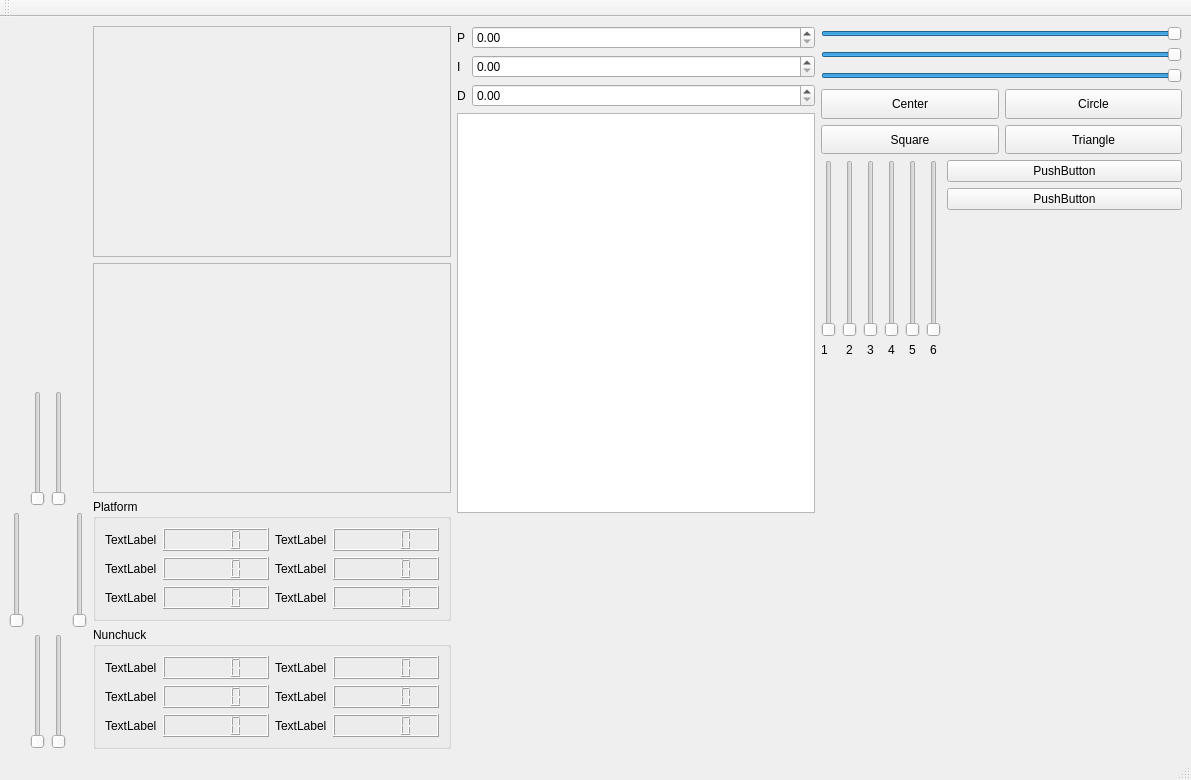
First picture: the form in spcc_main.ui, repository adessein/stewartplartformcontrolcenter, before the edit.
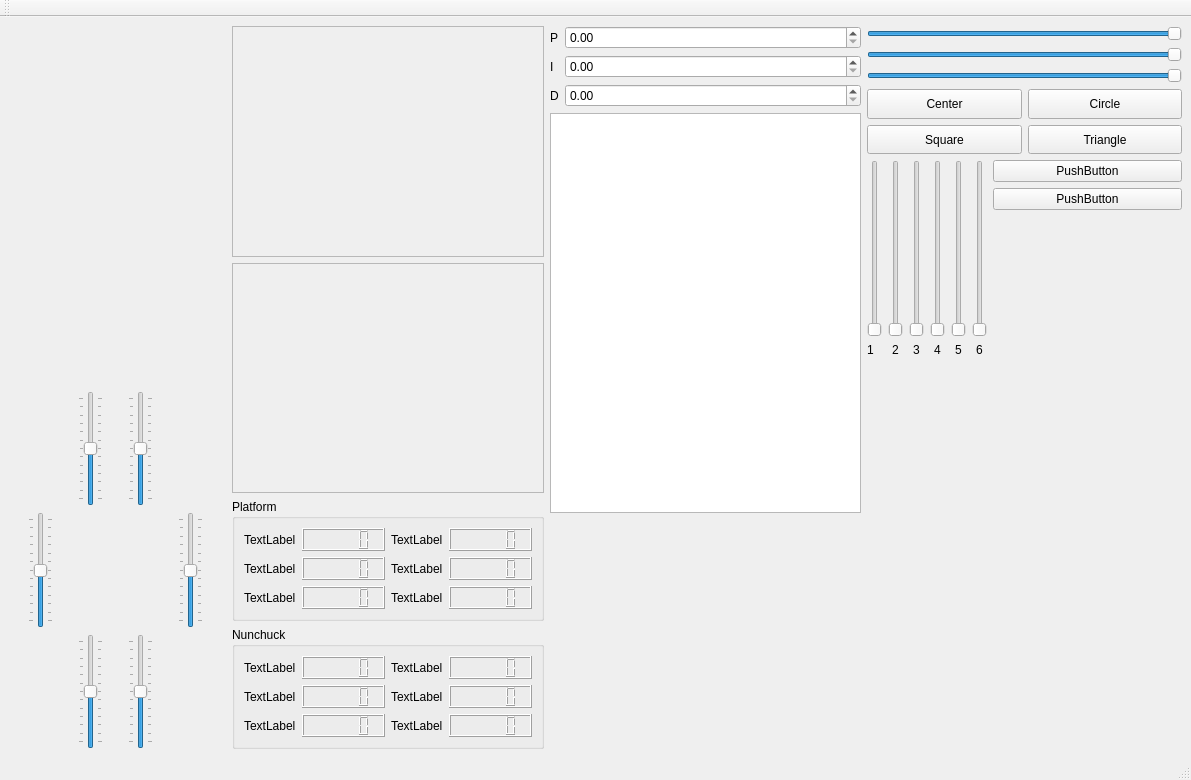
Second picture: the form after the edit.

Commit message: Added spcc.py I have decided to code the gui in python in order to be more flexible and be able to use qwt.

```diff
--- a/spcc_main.ui
+++ b/spcc_main.ui
@@ -34,16 +34,29 @@
         <item>
          <layout class="QGridLayout" name="gridLayout">
           <item row="1" column="0">
-           <widget class="QWidget" name="widget_2" native="true"/>
+           <widget class="QFrame" name="frame_2"/>
           </item>
           <item row="1" column="1">
-           <widget class="QWidget" name="widget" native="true"/>
-          </item>
-          <item row="0" column="0">
-           <widget class="QWidget" name="widget_3" native="true"/>
+           <widget class="QFrame" name="frame"/>
           </item>
           <item row="0" column="1">
-           <widget class="QWidget" name="widget_4" native="true"/>
+           <widget class="QFrame" name="frame_4"/>
+          </item>
+          <item row="0" column="0">
+           <widget class="QFrame" name="frame_3">
+            <property name="minimumSize">
+             <size>
+              <width>211</width>
+              <height>170</height>
+             </size>
+            </property>
+            <property name="baseSize">
+             <size>
+              <width>211</width>
+              <height>170</height>
+             </size>
+            </property>
+           </widget>
           </item>
          </layout>
         </item>
@@ -51,44 +64,146 @@
          <layout class="QGridLayout" name="gridLayout_2">
           <item row="2" column="2">
            <widget class="QSlider" name="verticalSlider_11">
+            <property name="minimum">
+             <number>-90</number>
+            </property>
+            <property name="maximum">
+             <number>90</number>
+            </property>
+            <property name="pageStep">
+             <number>1</number>
+            </property>
+            <property name="tracking">
+             <bool>true</bool>
+            </property>
             <property name="orientation">
              <enum>Qt::Vertical</enum>
             </property>
+            <property name="invertedAppearance">
+             <bool>false</bool>
+            </property>
+            <property name="invertedControls">
+             <bool>false</bool>
+            </property>
+            <property name="tickPosition">
+             <enum>QSlider::TicksBothSides</enum>
+            </property>
+            <property name="tickInterval">
+             <number>15</number>
+            </property>
            </widget>
           </item>
           <item row="1" column="0">
            <widget class="QSlider" name="verticalSlider_7">
+            <property name="minimum">
+             <number>-90</number>
+            </property>
+            <property name="maximum">
+             <number>90</number>
+            </property>
+            <property name="pageStep">
+             <number>1</number>
+            </property>
             <property name="orientation">
              <enum>Qt::Vertical</enum>
             </property>
+            <property name="tickPosition">
+             <enum>QSlider::TicksBothSides</enum>
+            </property>
+            <property name="tickInterval">
+             <number>15</number>
+            </property>
            </widget>
           </item>
           <item row="2" column="1">
            <widget class="QSlider" name="verticalSlider_10">
+            <property name="minimum">
+             <number>-90</number>
+            </property>
+            <property name="maximum">
+             <number>90</number>
+            </property>
+            <property name="pageStep">
+             <number>1</number>
+            </property>
             <property name="orientation">
              <enum>Qt::Vertical</enum>
             </property>
+            <property name="tickPosition">
+             <enum>QSlider::TicksBothSides</enum>
+            </property>
+            <property name="tickInterval">
+             <number>15</number>
+            </property>
            </widget>
           </item>
           <item row="0" column="1">
            <widget class="QSlider" name="verticalSlider_14">
+            <property name="minimum">
+             <number>-90</number>
+            </property>
+            <property name="maximum">
+             <number>90</number>
+            </property>
+            <property name="pageStep">
+             <number>1</number>
+            </property>
             <property name="orientation">
              <enum>Qt::Vertical</enum>
             </property>
+            <property name="tickPosition">
+             <enum>QSlider::TicksBothSides</enum>
+            </property>
+            <property name="tickInterval">
+             <number>15</number>
+            </property>
            </widget>
           </item>
           <item row="0" column="2">
            <widget class="QSlider" name="verticalSlider_15">
+            <property name="minimum">
+             <number>-90</number>
+            </property>
+            <property name="maximum">
+             <number>90</number>
+            </property>
+            <property name="pageStep">
+             <number>1</number>
+            </property>
             <property name="orientation">
              <enum>Qt::Vertical</enum>
             </property>
+            <property name="tickPosition">
+             <enum>QSlider::TicksBothSides</enum>
+            </property>
+            <property name="tickInterval">
+             <number>15</number>
+            </property>
            </widget>
           </item>
           <item row="1" column="3">
            <widget class="QSlider" name="verticalSlider_17">
+            <property name="minimum">
+             <number>-90</number>
+            </property>
+            <property name="maximum">
+             <number>90</number>
+            </property>
+            <property name="pageStep">
+             <number>1</number>
+            </property>
             <property name="orientation">
              <enum>Qt::Vertical</enum>
             </property>
+            <property name="invertedControls">
+             <bool>true</bool>
+            </property>
+            <property name="tickPosition">
+             <enum>QSlider::TicksBothSides</enum>
+            </property>
+            <property name="tickInterval">
+             <number>15</number>
+            </property>
            </widget>
           </item>
          </layout>
```
Left out of the diff: 2 changed lines with no effect on the pictures. The commit also changes 1 other file.
